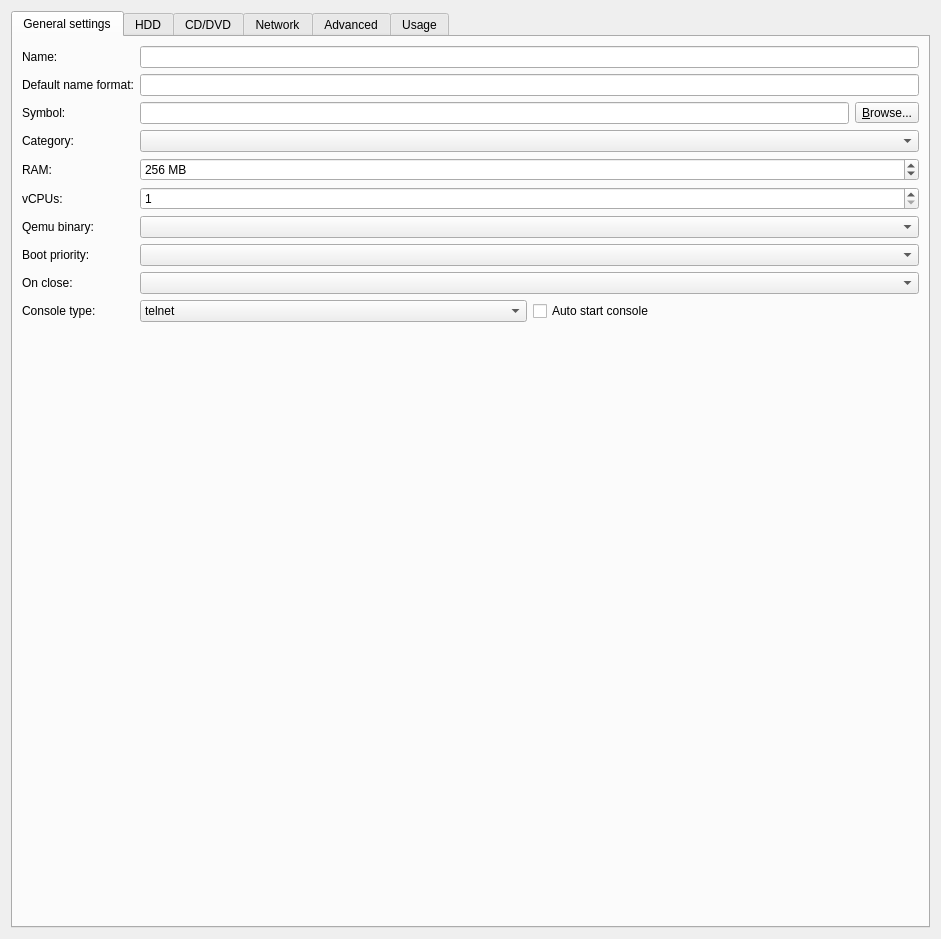
This is gns3/modules/qemu/ui/qemu_vm_configuration_page.ui in GNS3/gns3-gui as Qt 5 draws it before an edit. The edited form follows.
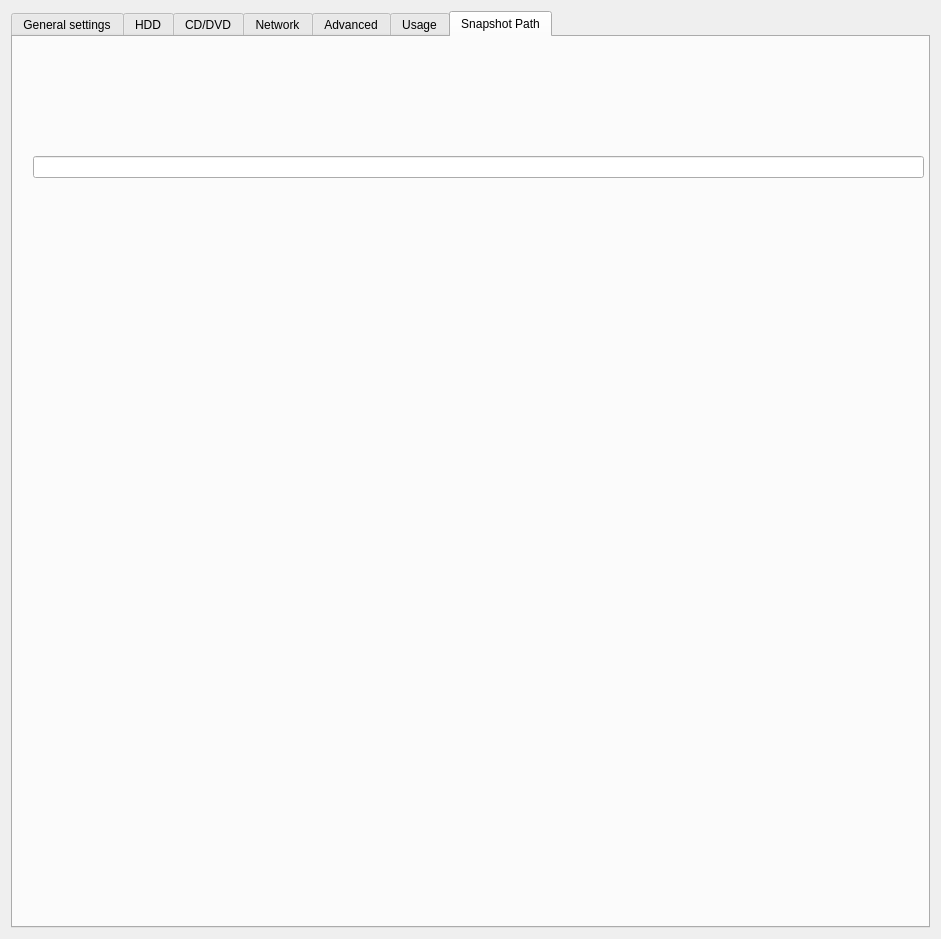
This is the edited form.

Commit message: Add snapshot path feature for Qemu node

Patch:
```diff
--- a/gns3/modules/qemu/ui/qemu_vm_configuration_page.ui
+++ b/gns3/modules/qemu/ui/qemu_vm_configuration_page.ui
@@ -17,7 +17,7 @@
    <item>
     <widget class="QTabWidget" name="uiQemutabWidget">
      <property name="currentIndex">
-      <number>0</number>
+      <number>6</number>
      </property>
      <widget class="QWidget" name="uiGeneralSettingsTab">
       <attribute name="title">
@@ -931,6 +931,26 @@
        </item>
       </layout>
      </widget>
+     <widget class="QWidget" name="uiSnapshotPath">
+      <attribute name="title">
+       <string>Snapshot Path</string>
+      </attribute>
+      <widget class="QWidget" name="verticalLayoutWidget">
+       <property name="geometry">
+        <rect>
+         <x>20</x>
+         <y>90</y>
+         <width>891</width>
+         <height>80</height>
+        </rect>
+       </property>
+       <layout class="QVBoxLayout" name="verticalLayout_5">
+        <item>
+         <widget class="QLineEdit" name="uiSnapshotPathLineEdit"/>
+        </item>
+       </layout>
+      </widget>
+     </widget>
     </widget>
    </item>
   </layout>
```
Left out of the diff: 242 changed lines with no effect on the pictures. The commit also changes 6 other files.
